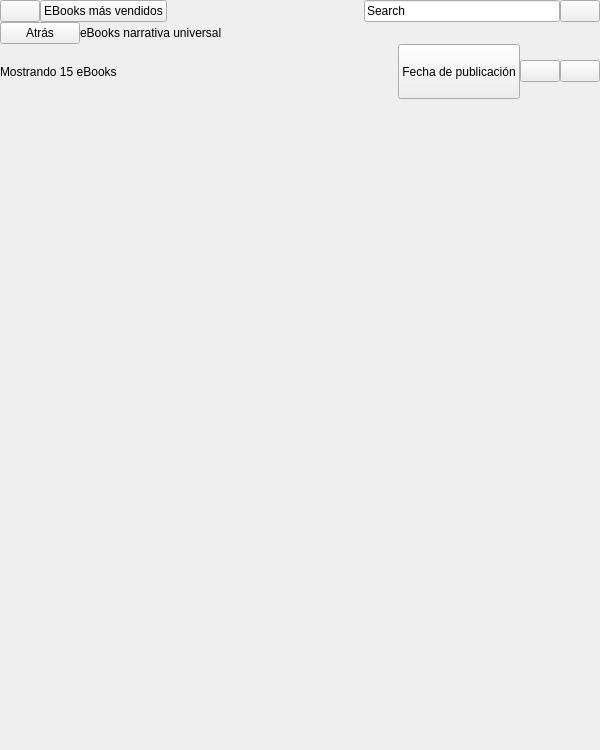
Above: bqStore/ui/StoreBrowser.ui from bq/cervantes before the change. Below: the same form after it.
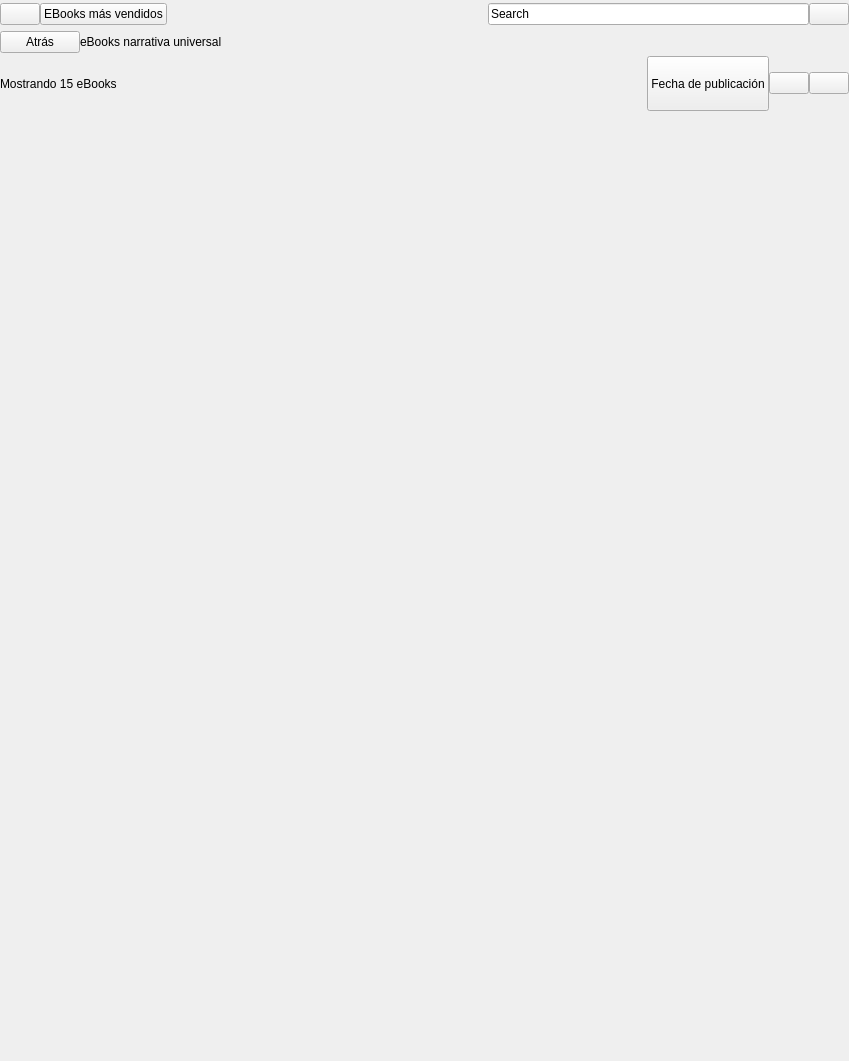
That is the form after the change. Custom widgets are drawn as their Qt base class.

Diff of the .ui file:
```diff
--- a/bqStore/ui/StoreBrowser.ui
+++ b/bqStore/ui/StoreBrowser.ui
@@ -6,8 +6,8 @@
    <rect>
     <x>0</x>
     <y>0</y>
-    <width>600</width>
-    <height>750</height>
+    <width>849</width>
+    <height>1061</height>
    </rect>
   </property>
   <property name="sizePolicy">
@@ -18,14 +18,14 @@
   </property>
   <property name="minimumSize">
    <size>
-    <width>600</width>
-    <height>750</height>
+    <width>0</width>
+    <height>0</height>
    </size>
   </property>
   <property name="maximumSize">
    <size>
-    <width>600</width>
-    <height>750</height>
+    <width>849</width>
+    <height>1061</height>
    </size>
   </property>
   <property name="windowTitle">
@@ -74,8 +74,8 @@
         </property>
         <property name="sizeHint" stdset="0">
          <size>
-          <width>40</width>
-          <height>20</height>
+          <width>57</width>
+          <height>28</height>
          </size>
         </property>
        </spacer>
@@ -136,8 +136,8 @@
         </property>
         <property name="sizeHint" stdset="0">
          <size>
-          <width>40</width>
-          <height>20</height>
+          <width>57</width>
+          <height>28</height>
          </size>
         </property>
        </spacer>
@@ -156,7 +156,7 @@
      <property name="maximumSize">
       <size>
        <width>16777215</width>
-       <height>55</height>
+       <height>78</height>
       </size>
      </property>
      <property name="styleSheet">
@@ -186,8 +186,8 @@
         </property>
         <property name="sizeHint" stdset="0">
          <size>
-          <width>40</width>
-          <height>20</height>
+          <width>57</width>
+          <height>28</height>
          </size>
         </property>
        </spacer>
@@ -235,8 +235,8 @@
      </property>
      <property name="sizeHint" stdset="0">
       <size>
-       <width>20</width>
-       <height>40</height>
+       <width>28</width>
+       <height>57</height>
       </size>
      </property>
     </spacer>
@@ -257,8 +257,8 @@
      </property>
      <property name="maximumSize">
       <size>
-       <width>100000</width>
-       <height>700</height>
+       <width>141421</width>
+       <height>990</height>
       </size>
      </property>
      <property name="styleSheet">
```
Left out of the diff: 32 changed lines with no effect on the pictures.
